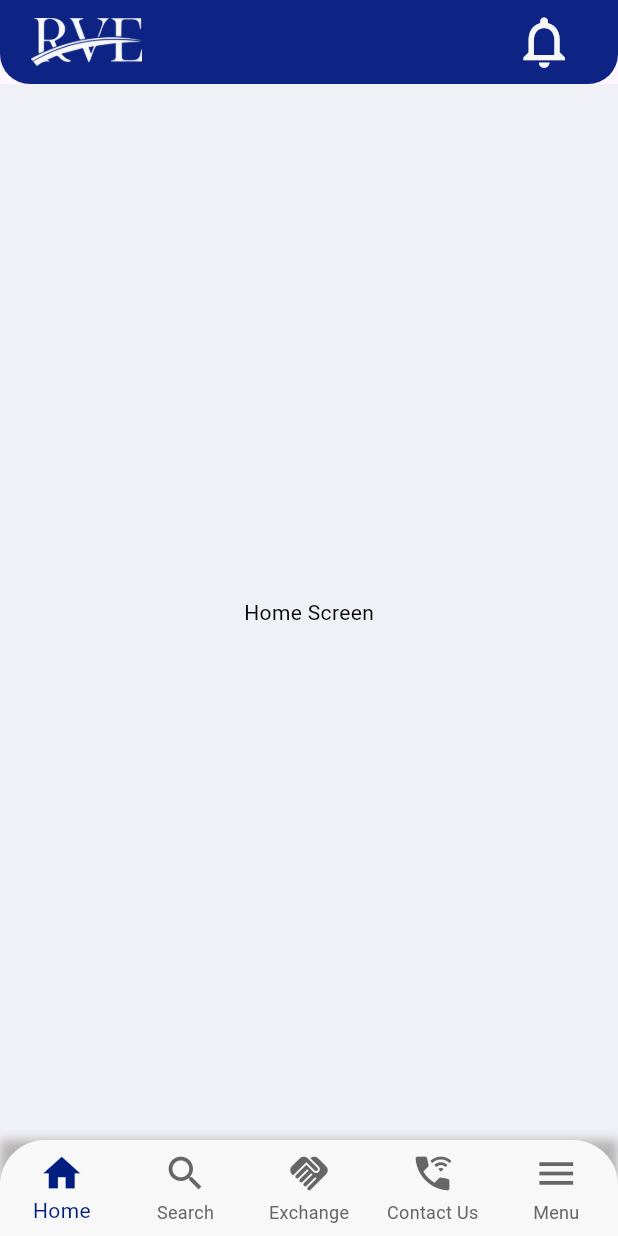
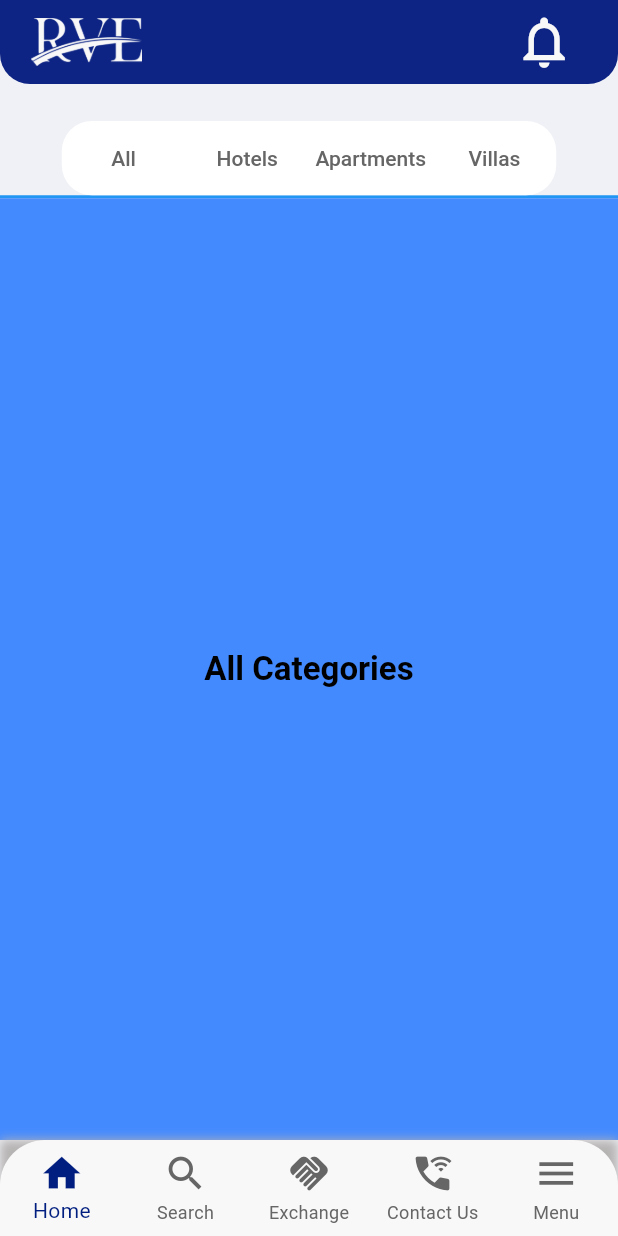
Before and after one commit to Gehad-Tarek/rve_app, a Flutter app: the screen it shows after launch, on a phone screen of 412 x 824 dp. Run offline on Flutter 3.47's test engine with Material 2 defaults, Android fonts, the phone set to English and light mode, and no system bars; our stand-ins replace device_preview, google_fonts; Roboto replaces fonts that are missing (Laila).

Commit message:
add a part of Tab Bar(incomplete)

```diff
--- a/lib/screens/home_screen/home_screen.dart
+++ b/lib/screens/home_screen/home_screen.dart
@@ -1,5 +1,10 @@
 import 'package:flutter/material.dart';
 import 'package:rev_app/constants/constants.dart';
+import 'package:rev_app/screens/home_screen/tab_bar_design.dart';
+import 'package:rev_app/screens/home_screen/tabs/all_categories.dart';
+import 'package:rev_app/screens/home_screen/tabs/apartments.dart';
+import 'package:rev_app/screens/home_screen/tabs/hotels.dart';
+import 'package:rev_app/screens/home_screen/tabs/villas.dart';
 import 'package:rev_app/shared_widgets/custom_app_bar_title.dart';
 
 class HomeScreen extends StatelessWidget {
@@ -7,9 +12,12 @@ class HomeScreen extends StatelessWidget {
 
   @override
   Widget build(BuildContext context) {
-    // final height = MediaQuery.of(context).size.height;
-    // final width = MediaQuery.of(context).size.width;
+    final height = MediaQuery.of(context).size.height;
+    final width = MediaQuery.of(context).size.width;
+    // List<String> homeScreenTabs = ["All", "Hotels", "Apartments", "Villas"];
+
     return Scaffold(
+      backgroundColor: Constants.kMaintBlueColor,
       appBar: AppBar(
         shape: const RoundedRectangleBorder(
           borderRadius: BorderRadius.only(
@@ -21,11 +29,14 @@ class HomeScreen extends StatelessWidget {
         elevation: 10,
         title: CustomAppBarTitle(),
       ),
-        body: Container(
-          color: Constants.kMaintBlueColor,
-          child: Center(
-              child: Text("Home Screen",
-                  style: TextStyle(color: Constants.kBlackColor))),
-        ));
+      body: Column(
+        children: [
+          SizedBox(height: height * 0.03,),
+          Expanded(
+            child: TabBarDesign(),
+          )
+        ],
+      ),
+    );
   }
 }
--- /dev/null
+++ b/lib/screens/home_screen/tab_bar_design.dart
@@ -0,0 +1,109 @@
+import 'package:flutter/material.dart';
+import 'package:rev_app/screens/home_screen/tabs/all_categories.dart';
+import 'package:rev_app/screens/home_screen/tabs/apartments.dart';
+import 'package:rev_app/screens/home_screen/tabs/hotels.dart';
+import 'package:rev_app/screens/home_screen/tabs/villas.dart';
+
+import '../../constants/constants.dart';
+
+class TabBarDesign extends StatefulWidget {
+  const TabBarDesign({super.key});
+
+  @override
+  State<TabBarDesign> createState() => _TabBarDesignState();
+}
+
+class _TabBarDesignState extends State<TabBarDesign>
+    with SingleTickerProviderStateMixin {
+  late TabController _tabController;
+  int _currentIndex = 0;
+
+  void _handleTabChange() {
+    setState(() {
+      _currentIndex = _tabController.index;
+      _tabController.animateTo(_currentIndex);
+    });
+  }
+
+  @override
+  void initState() {
+    super.initState();
+    _tabController = TabController(
+      length: 4,
+      vsync: this,
+    );
+    _tabController.addListener(_handleTabChange);
+  }
+
+  @override
+  void dispose() {
+    _tabController.dispose();
+    super.dispose();
+  }
+
+  @override
+  Widget build(BuildContext context) {
+    final width = MediaQuery.of(context).size.width;
+    final height = MediaQuery.of(context).size.height;
+    List<String> homeScreenTabs = ["All", "Hotels", "Apartments", "Villas"];
+    List<Widget> homeTabsWidget = [
+      AllCategories(),
+      Hotels(),
+      Apartments(),
+      Villas()
+    ];
+    return MaterialApp(
+        debugShowCheckedModeBanner: false,
+        home: DefaultTabController(
+            length: 1,
+            child: Scaffold(
+              backgroundColor: Constants.kMaintBlueColor,
+              body: Column(
+                children: [
+                  TabBar(controller: _tabController, tabs: [
+                    Container(
+                        // color: Colors.red,
+                        width: width * 0.8,
+                        height: height * 0.06,
+                        decoration: BoxDecoration(
+                          color: Constants.kWhiteColor,
+                          borderRadius: BorderRadius.circular(20.0),
+                        ),
+                        child: ListView.builder(
+                            itemExtent: width * 0.8 / homeScreenTabs.length,
+                            itemCount: homeScreenTabs.length,
+                            scrollDirection: Axis.horizontal,
+                            physics: NeverScrollableScrollPhysics(),
+                            itemBuilder: (BuildContext context, int index) {
+                              return Tab(
+                                  child: Center(
+                                      child: Text(
+                                homeScreenTabs[index],
+                                style:
+                                    TextStyle(color: Constants.kDarkGreyColor),
+                              )));
+                            }))
+                  ]),
+                  Expanded(
+                    child: TabBarView(controller: _tabController, children: [
+                      Expanded(
+                        child: Container(
+                          // width: width,
+                          // height: height,
+                          child: ListView.builder(
+                              itemCount: homeTabsWidget.length,
+                              scrollDirection: Axis.horizontal,
+                              itemBuilder: (BuildContext Context, int index) {
+                                return Tab(
+                                  child: homeTabsWidget[index],
+                                );
+                              }),
+                        ),
+                      ),
+                    ]),
+                  ),
+                ],
+              ),
+            )));
+  }
+}
--- /dev/null
+++ b/lib/screens/home_screen/tabs/all_categories.dart
@@ -0,0 +1,22 @@
+import 'package:flutter/material.dart';
+
+class AllCategories extends StatelessWidget {
+
+  @override
+  Widget build(BuildContext context) {
+    final width = MediaQuery.of(context).size.width;
+    final height = MediaQuery.of(context).size.height;
+    return Container(
+      width: width,
+      height: height,
+      color: Colors.blueAccent,
+      child: Center(
+        child: Text(
+          "All Categories",
+          style: TextStyle(
+              fontSize: 22, fontWeight: FontWeight.bold, color: Colors.black),
+        ),
+      ),
+    );
+  }
+}
```
Also changed, not shown: lib/screens/home_screen/tabs/apartments.dart (added, +22 -0 lines), lib/screens/home_screen/tabs/hotels.dart (added, +22 -0 lines), lib/screens/home_screen/tabs/villas.dart (added, +23 -0 lines), lib/shared_widgets/custom_app_bar_title.dart (+0 -25 lines). Lines whose indentation alone changed are shown as unchanged.
